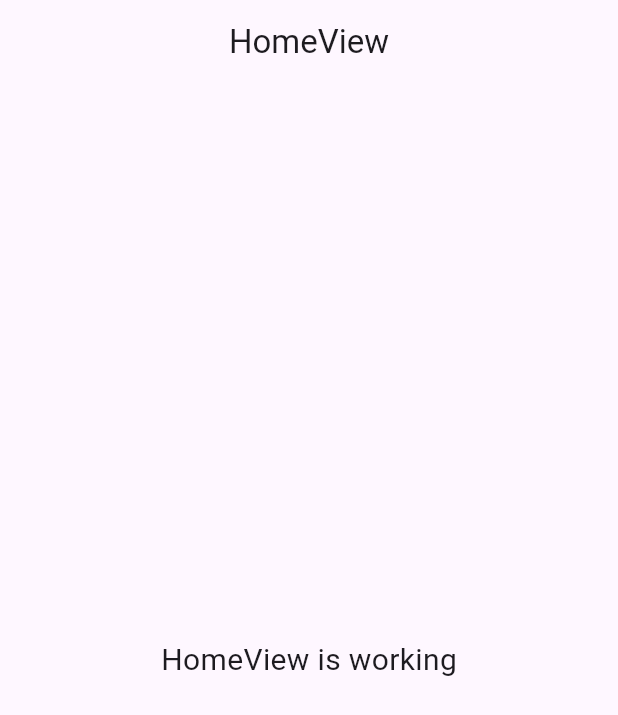
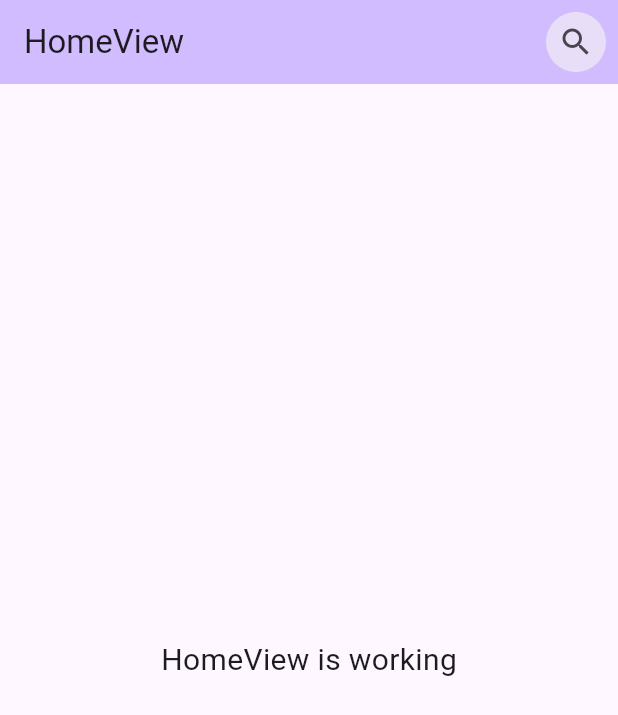
Before and after one commit to anoochit/search_shortcut, a Flutter app: the screen it shows after launch, on a phone screen of 412 x 824 dp. Shown: the top 715 px of the screen. Run offline on Flutter 3.47's test engine with Material 3 defaults, Android fonts, the phone set to English and light mode, and no system bars; our stand-ins replace get.

Commit message:
update ui

```diff
--- a/lib/app/routes/app_pages.dart
+++ b/lib/app/routes/app_pages.dart
@@ -22,7 +22,6 @@ class AppPages {
       name: _Paths.SEARCH,
       page: () => const SearchView(),
       binding: SearchBinding(),
-      transition: Transition.rightToLeft,
     ),
   ];
 }
--- a/lib/main.dart
+++ b/lib/main.dart
@@ -7,6 +7,7 @@ import 'app/routes/app_pages.dart';
 void main() {
   runApp(
     GetMaterialApp(
+      debugShowCheckedModeBanner: false,
       title: "Application",
       initialRoute: AppPages.INITIAL,
       getPages: AppPages.routes,
--- a/lib/pages/home/views/home_view.dart
+++ b/lib/pages/home/views/home_view.dart
@@ -1,9 +1,10 @@
+import 'dart:io';
+
 import 'package:flutter/material.dart';
 import 'package:flutter/services.dart';
 
 import 'package:get/get.dart';
 import 'package:search_shortcut/app/routes/app_pages.dart';
-import 'package:search_shortcut/pages/search/views/search_view.dart';
 
 import '../controllers/home_controller.dart';
 
@@ -16,13 +17,25 @@ class HomeView extends GetView<HomeController> {
 
   @override
   Widget build(BuildContext context) {
+    LogicalKeySet shortcutKey;
+
+    if (Platform.isMacOS) {
+      // Cmd+K for macOS
+      shortcutKey = LogicalKeySet(
+        LogicalKeyboardKey.meta,
+        LogicalKeyboardKey.keyK,
+      );
+    } else {
+      // Ctrl+K for Windows/Linux/other platforms
+      shortcutKey = LogicalKeySet(
+        LogicalKeyboardKey.control,
+        LogicalKeyboardKey.keyK,
+      );
+    }
+
     return Shortcuts(
       shortcuts: <ShortcutActivator, Intent>{
-        LogicalKeySet(
-          LogicalKeyboardKey.control,
-          LogicalKeyboardKey.shift,
-          LogicalKeyboardKey.keyK,
-        ): const SearchIntent(),
+        shortcutKey: const SearchIntent(),
       },
       child: Actions(
         actions: {
@@ -34,10 +47,23 @@ class HomeView extends GetView<HomeController> {
           ),
         },
         child: Focus(
+          autofocus: true,
           child: Scaffold(
             appBar: AppBar(
               title: const Text('HomeView'),
-              centerTitle: true,
+              backgroundColor: Theme.of(context).colorScheme.inversePrimary,
+              actions: [
+                Padding(
+                  padding: const EdgeInsets.all(4.0),
+                  child: IconButton.filledTonal(
+                    tooltip: 'Ctrl+K',
+                    onPressed: () => Get.toNamed(Routes.SEARCH),
+                    icon: Icon(
+                      Icons.search,
+                    ),
+                  ),
+                ),
+              ],
             ),
             body: const Center(
               child: Text(
```
Also changed, not shown: lib/pages/search/views/search_view.dart (+11 -1 lines).
